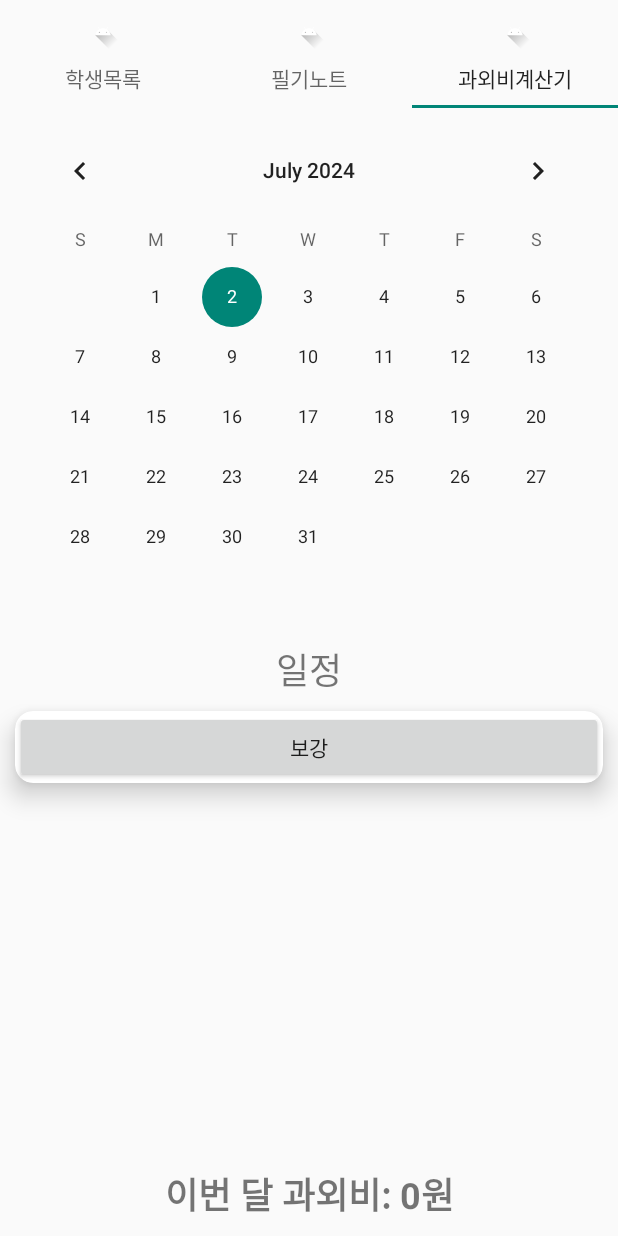
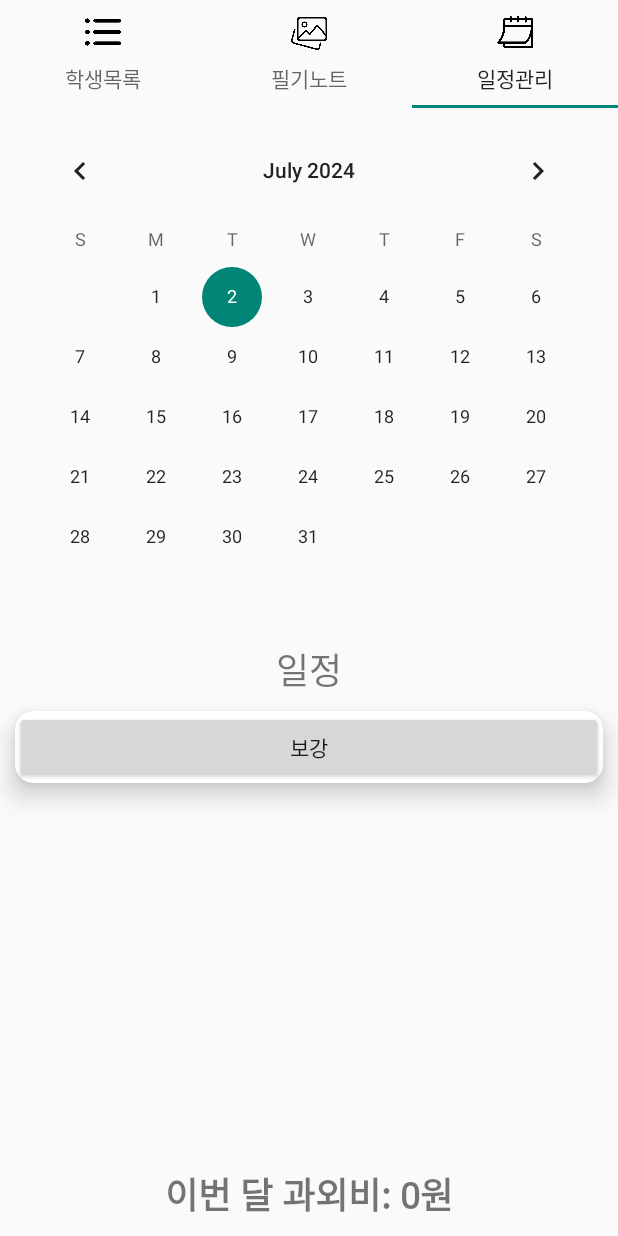
Before and after one commit to seilj/madcamp_week1, an Android app: the screen it shows after launch (MainActivity), tab 3 chosen, on a phone screen of 412 x 824 dp. Run offline under Robolectric (Android 15) with nearby library versions, the phone set to English and light mode, and no system bars.

Commit message:
git commit
비쥬얼 업데이트

```diff
--- a/app/src/main/java/com/example/myapplication/MainActivity.kt
+++ b/app/src/main/java/com/example/myapplication/MainActivity.kt
@@ -42,15 +42,15 @@ class MainActivity : AppCompatActivity() {
         viewPager.adapter = ViewPagerAdapter(fragmentList, this)
 
         val iconList = ArrayList<Drawable?>()
-        iconList.add(ContextCompat.getDrawable(this, R.drawable.ic_launcher_foreground))
-        iconList.add(ContextCompat.getDrawable(this, R.drawable.ic_launcher_foreground))
-        iconList.add(ContextCompat.getDrawable(this, R.drawable.ic_launcher_foreground))
+        iconList.add(ContextCompat.getDrawable(this, R.drawable.list))
+        iconList.add(ContextCompat.getDrawable(this, R.drawable.imagegallery))
+        iconList.add(ContextCompat.getDrawable(this, R.drawable.calendar))
 
         TabLayoutMediator(tabLayout, viewPager) { tab, position ->
             tab.text = when(position){
                 0 -> "학생목록"
                 1 -> "필기노트"
-                else -> "과외비계산기"
+                else -> "일정관리"
             }
             tab.icon = iconList[position]
         }.attach()
--- a/app/src/main/res/layout/add_class_item.xml
+++ b/app/src/main/res/layout/add_class_item.xml
@@ -13,5 +13,6 @@
         android:id="@+id/add_class_button"
         android:layout_width="match_parent"
         android:layout_height="wrap_content"
-        android:text="보강" />
+        android:text="보강"
+        android:fontFamily="@font/godom"/>
 </androidx.cardview.widget.CardView>
--- a/app/src/main/res/layout/dialog_add_class.xml
+++ b/app/src/main/res/layout/dialog_add_class.xml
@@ -10,5 +10,6 @@
         android:layout_width="match_parent"
         android:layout_height="wrap_content"
         android:hint="시간 입력"
+        android:fontFamily="@font/godom"
         android:inputType="numberDecimal" />
 </LinearLayout>
--- a/app/src/main/res/layout/dialog_add_image.xml
+++ b/app/src/main/res/layout/dialog_add_image.xml
@@ -13,7 +13,8 @@
         android:layout_height="65dp"
         android:layout_gravity="top|center_horizontal"
         android:layout_marginBottom="30dp"
-        android:text="select image" />
+        android:text="select image"
+        android:fontFamily="@font/godom"/>
 
         <EditText
             android:id="@+id/edit_text"
@@ -21,5 +22,6 @@
             android:layout_height="wrap_content"
             android:layout_marginBottom="10dp"
             android:hint="Text"
-            android:textSize="20sp" />
+            android:textSize="20sp"
+            android:fontFamily="@font/godom"/>
     </LinearLayout>
--- a/app/src/main/res/layout/fragment1.xml
+++ b/app/src/main/res/layout/fragment1.xml
@@ -13,10 +13,12 @@
         <Button
             android:id="@+id/studentAddition"
             android:layout_width="39dp"
-            android:layout_height="47dp"
+            android:layout_height="39dp"
             android:layout_gravity="right|bottom"
             android:layout_marginRight="20dp"
             android:layout_marginBottom="20dp"
+            android:background="#728D85"
+            android:fontFamily="@font/godom"
             android:text="+"
             android:textSize="16sp" />
 
--- a/app/src/main/res/layout/fragment2.xml
+++ b/app/src/main/res/layout/fragment2.xml
@@ -19,11 +19,14 @@
     <Button
         android:id="@+id/imageAddition"
         android:layout_width="39dp"
-        android:layout_height="47dp"
+        android:layout_height="39dp"
+
         android:text="+"
         android:layout_gravity="right|bottom"
         android:layout_marginRight="20dp"
         android:layout_marginBottom="20dp"
+        android:background="#728D85"
+        android:fontFamily="@font/godom"
         android:textSize="16sp"/>
 
 </FrameLayout>
--- a/app/src/main/res/layout/fragment3.xml
+++ b/app/src/main/res/layout/fragment3.xml
@@ -20,7 +20,9 @@
             android:text="일정"
             android:layout_margin="10dp"
             app:layout_constraintTop_toBottomOf="@+id/calendarView"
-            android:textSize="24sp"/>
+            android:textSize="24sp"
+            android:fontFamily="@font/godom"
+            />
 
         <androidx.recyclerview.widget.RecyclerView
             android:id="@+id/schedule"
@@ -53,7 +55,8 @@
             android:textSize="24sp"
             android:gravity="center"
             android:layout_marginBottom="10dp"
-            android:text="과외비" />
+            android:text="과외비"
+            android:fontFamily="@font/godom" />
 
 
     </androidx.constraintlayout.widget.ConstraintLayout>
--- a/app/src/main/res/layout/gridview_item.xml
+++ b/app/src/main/res/layout/gridview_item.xml
@@ -5,6 +5,7 @@
     xmlns:tools="http://schemas.android.com/tools"
     android:paddingHorizontal="20dp"
     android:paddingVertical="10dp"
+    android:background="@drawable/round_border"
     xmlns:app="http://schemas.android.com/apk/res-auto">
 
     <ImageView
@@ -27,6 +28,8 @@
         android:textStyle="bold"
         app:layout_constraintTop_toBottomOf="@id/gv_img"
         app:layout_constraintStart_toStartOf="parent"
-        app:layout_constraintEnd_toEndOf="parent" />
+        app:layout_constraintEnd_toEndOf="parent"
+        android:fontFamily="@font/godom"
+        />
 
 </androidx.constraintlayout.widget.ConstraintLayout>
```
Also changed, not shown: app/src/main/java/com/example/myapplication/Fragment1.kt (+20 -0 lines), app/src/main/res/layout/dialog_add_person.xml (+16 -8 lines), app/src/main/res/layout/item_recyclerview.xml (+7 -1 lines), app/src/main/res/layout/schedule_item.xml (+7 -1 lines), app/src/main/res/drawable/calendar.png (added), app/src/main/res/drawable/imagegallery.png (added), app/src/main/res/drawable/list.png (added), 1 other file.
